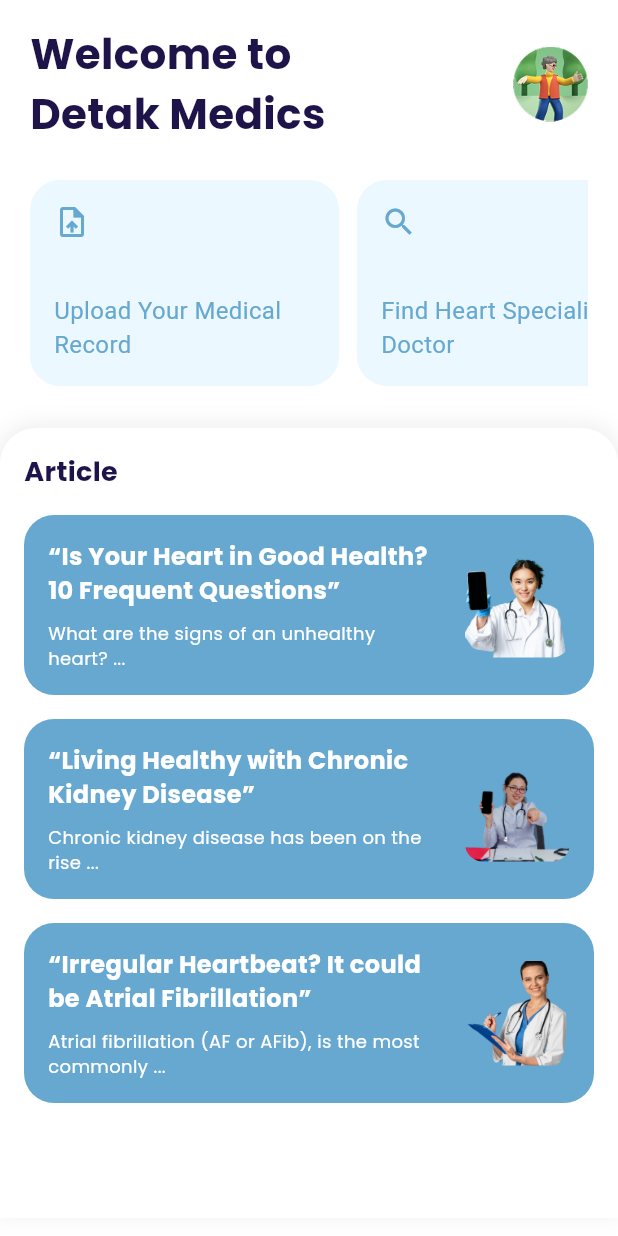
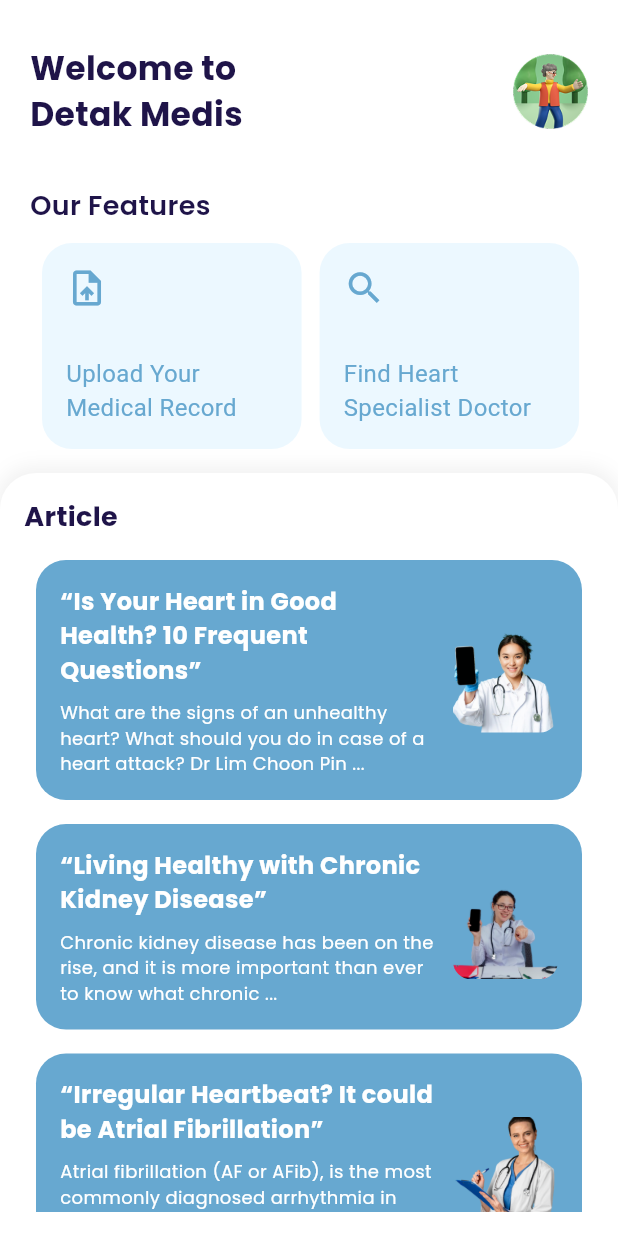
Before and after one commit to maulaasn/detak-medis, a Flutter app: the HomePage screen opened directly, on a phone screen of 412 x 824 dp. Run offline on Flutter 3.47's test engine with Material 3 defaults, Android fonts, the phone set to English and light mode, and no system bars; our stand-ins replace dotted_border, google_fonts, image_picker.

```diff
--- a/lib/views/home/home_page.dart
+++ b/lib/views/home/home_page.dart
@@ -9,7 +9,7 @@
   const HomePage({super.key});
 
   // Fungsi launch URL dengan tipe Future<void>
-  Future<void> _launchURL(String url) async {
+  void _launchURL(String url) async {
     final uri = Uri.parse(url);
     if (await canLaunchUrl(uri)) {
       await launchUrl(uri, mode: LaunchMode.externalApplication);
@@ -27,7 +27,7 @@
           children: [
             // ================= HEADER ===================
             Padding(
-              padding: const EdgeInsets.symmetric(horizontal: 20, vertical: 16),
+              padding: const EdgeInsets.fromLTRB(20, 30, 20, 16),
               child: Column(
                 crossAxisAlignment: CrossAxisAlignment.start,
                 children: [
@@ -35,9 +35,9 @@
                     mainAxisAlignment: MainAxisAlignment.spaceBetween,
                     children: [
                       Text(
-                        'Welcome to \nDetak Medics',
+                        'Welcome to \nDetak Medis',
                         style: blackTextStyle.copyWith(
-                          fontSize: 28,
+                          fontSize: 22,
                           fontWeight: FontWeight.bold,
                         ),
                       ),
@@ -58,16 +58,31 @@
                       ),
                     ],
                   ),
-                  const SizedBox(height: 24),
+                  const SizedBox(height: 32),
+
+                  // Our Features Text
+                  Text(
+                    'Our Features',
+                    style: blackTextStyle.copyWith(
+                      fontSize: 18,
+                      fontWeight: FontWeight.w600,
+                    ),
+                  ),
+                  const SizedBox(height: 12),
 
                   // ================= FEATURE CARDS ===================
                   SizedBox(
                     height: MediaQuery.of(context).size.width / 3,
-                    child: ListView(
+                    child: ListView.separated(
                       scrollDirection: Axis.horizontal,
                       physics: const BouncingScrollPhysics(),
-                      children: [
-                        GestureDetector(
+                      padding: const EdgeInsets.symmetric(horizontal: 8),
+                      itemCount: 2,
+                      separatorBuilder:
+                          (context, index) => const SizedBox(width: 12),
+                      itemBuilder: (context, index) {
+                        if (index == 0) {
+                          return GestureDetector(
                             onTap: () {
                               Navigator.push(
                                 context,
@@ -80,10 +95,9 @@
                               icon: Icons.upload_file,
                               title: 'Upload Your Medical Record',
                             ),
-                        ),
-                        const SizedBox(width: 12),
-
-                        GestureDetector(
+                          );
+                        } else {
+                          return GestureDetector(
                             onTap: () {
                               Navigator.push(
                                 context,
@@ -92,12 +106,13 @@
                                 ),
                               );
                             },
-                          child: FeatureCard(
+                            child: const FeatureCard(
                               icon: Icons.search_outlined,
                               title: 'Find Heart Specialist Doctor',
                             ),
-                        ),
-                      ],
+                          );
+                        }
+                      },
                     ),
                   ),
                 ],
@@ -108,7 +123,7 @@
             Expanded(
               child: Container(
                 height: MediaQuery.of(context).size.height * 2 / 3,
-                margin: const EdgeInsets.symmetric(vertical: 12),
+                margin: EdgeInsets.zero,
                 width: double.infinity,
                 decoration: BoxDecoration(
                   color: Colors.white,
@@ -141,13 +156,14 @@
                     // Scroll hanya untuk daftar artikel
                     Expanded(
                       child: SingleChildScrollView(
+                        padding: const EdgeInsets.symmetric(horizontal: 8),
                         child: Column(
                           children: [
                             ArticleCard(
                               title:
                                   '“Is Your Heart in Good Health? 10 Frequent Questions”',
                               subtitle:
-                                  'What are the signs of an unhealthy heart? ...',
+                                  'What are the signs of an unhealthy heart? What should you do in case of a heart attack? Dr Lim Choon Pin ...',
                               imagePath: 'assets/img/doctor-artikel1.png',
                               url:
                                   'https://www.mountelizabeth.com.sg/id/health-plus/article/10-heart-questions-answered',
@@ -158,7 +174,7 @@
                               title:
                                   '“Living Healthy with Chronic Kidney Disease”',
                               subtitle:
-                                  'Chronic kidney disease has been on the rise ...',
+                                  'Chronic kidney disease has been on the rise, and it is more important than ever to know what chronic ...',
                               imagePath: 'assets/img/doctor-artikel2.png',
                               url:
                                   'https://www.mountelizabeth.com.sg/id/health-plus/article/living-with-chronic-kidney-disease',
@@ -169,7 +185,7 @@
                               title:
                                   '“Irregular Heartbeat? It could be Atrial Fibrillation”',
                               subtitle:
-                                  'Atrial fibrillation (AF or AFib), is the most commonly ...',
+                                  'Atrial fibrillation (AF or AFib), is the most commonly diagnosed arrhythmia in clinical practice. Cardiologist Pipin Kojodjojo ...',
                               imagePath: 'assets/img/doctor-artikel3.png',
                               url:
                                   'https://www.mountelizabeth.com.sg/id/health-plus/article/pulsed-field-ablation-atrial-fibrillation',
@@ -261,7 +277,7 @@
   @override
   Widget build(BuildContext context) {
     return Container(
-      width: MediaQuery.of(context).size.width * 0.5,
+      width: MediaQuery.of(context).size.width * 0.42,
       padding: const EdgeInsets.all(16),
       decoration: BoxDecoration(
         color: const Color.fromARGB(255, 236, 248, 255),
@@ -270,7 +286,7 @@
       child: Column(
         crossAxisAlignment: CrossAxisAlignment.start,
         children: [
-          Icon(icon, color: wMainColor, size: 24),
+          Icon(icon, color: wMainColor, size: 28),
           const Spacer(),
           const SizedBox(height: 4),
           Text(
--- a/lib/views/profile/edit_form.dart
+++ b/lib/views/profile/edit_form.dart
@@ -33,7 +33,7 @@
         title: Text(
           'Edit Profile',
           style: blackTextStyle.copyWith(
-            fontSize: 24,
+            fontSize: 22,
             fontWeight: FontWeight.w500,
             color: Colors.black,
           ),
--- a/lib/views/profile/profile.dart
+++ b/lib/views/profile/profile.dart
@@ -111,7 +111,7 @@
                       Text(
                         'Personal Information',
                         style: blackTextStyle.copyWith(
-                          fontSize: 20,
+                          fontSize: 18,
                           fontWeight: medium,
                           color: Colors.black,
                         ),
@@ -143,7 +143,7 @@
                               Text(
                                 'Email',
                                 style: blackTextStyle.copyWith(
-                                  fontSize: 18,
+                                  fontSize: 16,
                                   fontWeight: medium,
                                 ),
                               ),
--- a/pubspec.yaml
+++ b/pubspec.yaml
@@ -37,7 +37,7 @@
   google_fonts: ^6.2.1
   lucide_icons: ^0.257.0
   flutter_gen_ai_chat_ui: ^2.1.2
-  url_launcher: ^6.1.7
+  url_launcher: ^6.2.5
   dotted_border: ^2.0.0
   image_picker: ^1.0.4
   http: ^1.4.0
```
Also changed, not shown: 2 other files. Lines whose indentation alone changed are shown as unchanged.
